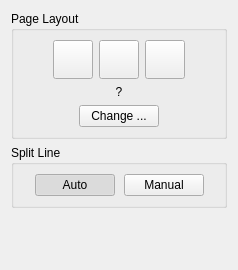
The window that filters/page_split/ui/PageSplitOptionsWidget.ui (4lex4/scantailor-advanced) describes before a commit, drawn with Qt 5.
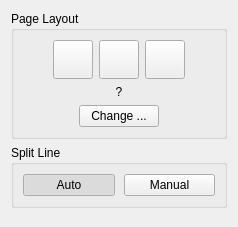
The same window after the commit. Icons and pictures are not drawn.

```diff
--- a/filters/page_split/ui/PageSplitOptionsWidget.ui
+++ b/filters/page_split/ui/PageSplitOptionsWidget.ui
@@ -7,7 +7,7 @@
     <x>0</x>
     <y>0</y>
     <width>238</width>
-    <height>270</height>
+    <height>227</height>
    </rect>
   </property>
   <property name="sizePolicy">
@@ -195,19 +195,6 @@
       </property>
       <item>
        <layout class="QHBoxLayout" name="horizontalLayout_3">
-        <item>
-         <spacer name="horizontalSpacer_3">
-          <property name="orientation">
-           <enum>Qt::Horizontal</enum>
-          </property>
-          <property name="sizeHint" stdset="0">
-           <size>
-            <width>1</width>
-            <height>20</height>
-           </size>
-          </property>
-         </spacer>
-        </item>
         <item>
          <widget class="QPushButton" name="autoBtn">
           <property name="text">
@@ -237,19 +224,6 @@
           </property>
          </widget>
         </item>
-        <item>
-         <spacer name="horizontalSpacer_4">
-          <property name="orientation">
-           <enum>Qt::Horizontal</enum>
-          </property>
-          <property name="sizeHint" stdset="0">
-           <size>
-            <width>1</width>
-            <height>20</height>
-           </size>
-          </property>
-         </spacer>
-        </item>
        </layout>
       </item>
      </layout>
```
